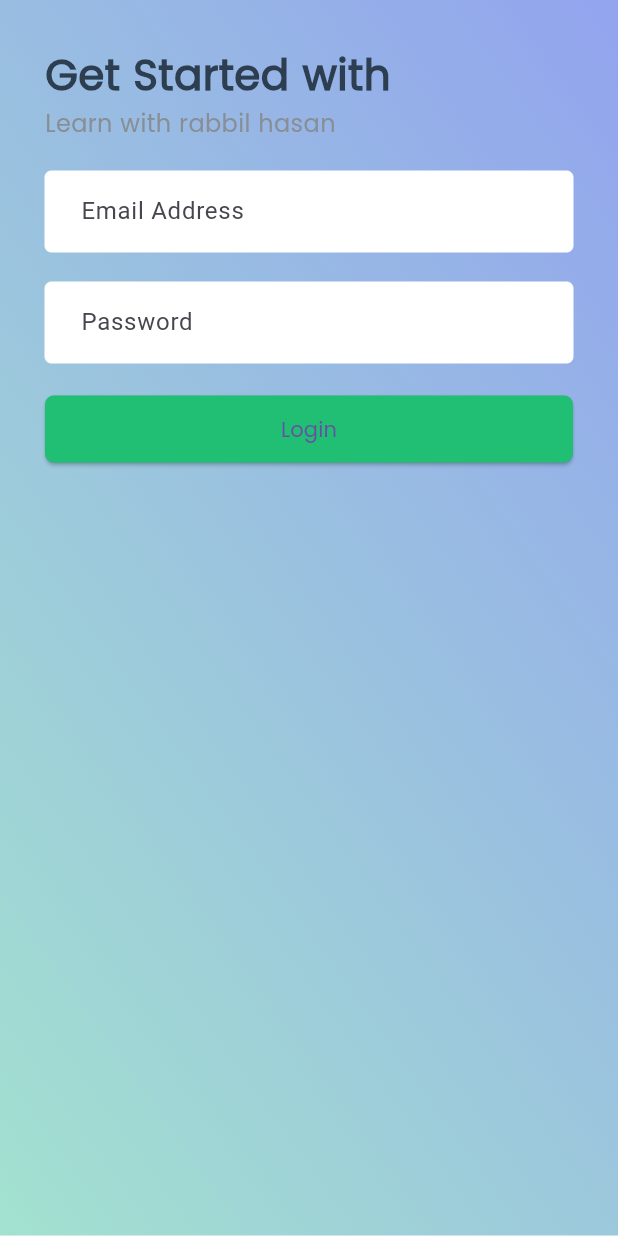
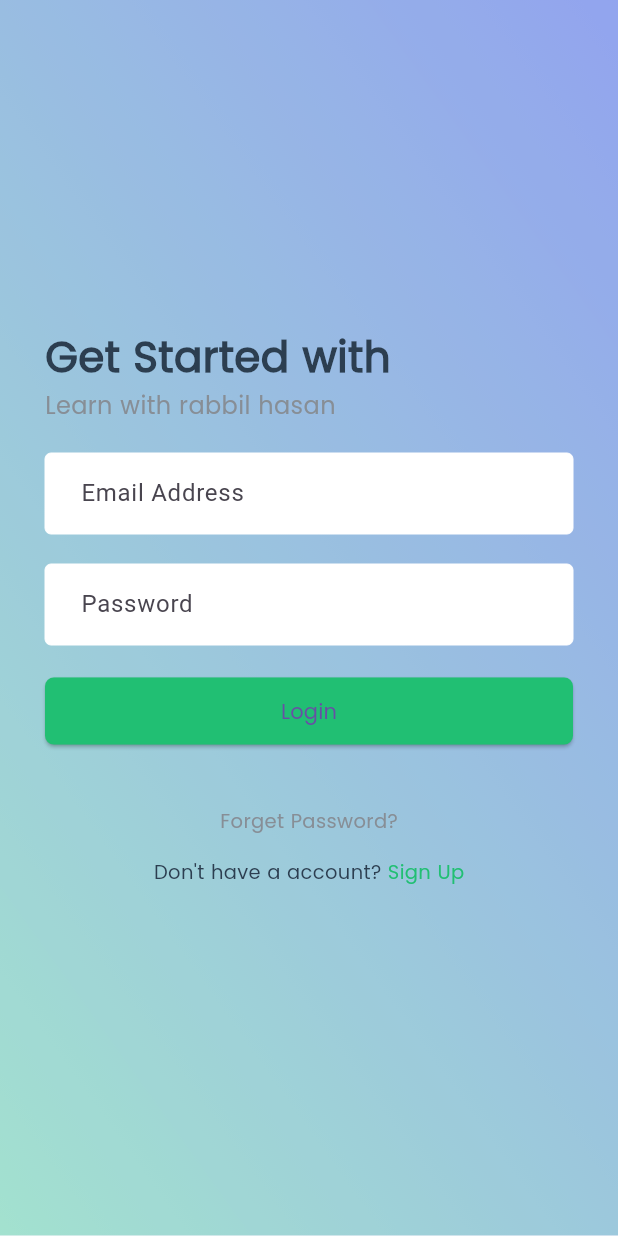
Before and after one commit to tutuldev/flutter-taskmanager, a Flutter app: the screen it shows after launch, on a phone screen of 412 x 824 dp. Run offline on Flutter 3.47's test engine with Material 3 defaults, Android fonts, the phone set to English and light mode, and no system bars; our stand-ins replace flutter_svg, fluttertoast, pin_code_fields, shared_preferences.

Commit message:
got to forget pass and singup page

```diff
--- a/lib/screen/onboarding/loginScreen.dart
+++ b/lib/screen/onboarding/loginScreen.dart
@@ -53,6 +53,7 @@ class _loginScreenState extends State<loginScreen> {
         children: [
           ScreenBackground(context),
           Container(
+            alignment: Alignment.center,
            child: Loading? (Center(child: CircularProgressIndicator())):(SingleChildScrollView(
                padding: EdgeInsets.all(30),
                child: Column(
@@ -86,7 +87,38 @@ class _loginScreenState extends State<loginScreen> {
             onPressed: (){
               FormOnSubmit();
             },
-          ),)
+          ),),
+
+                 SizedBox (height: 20),
+
+                 Container(
+                   alignment: Alignment.center,
+                   child: Column(
+                     children: [
+                       SizedBox(height: 20),
+                       InkWell(
+                         onTap: (){
+                           Navigator.pushNamed(context, "/emailVerification");
+                         },
+                         child: Text('Forget Password?', style: Head7Text(colorLightGray),),
+                       ),
+                       SizedBox(height: 15),
+                       InkWell(
+                         onTap: (){
+                           Navigator.pushNamed(context, "/registration");
+                         },
+                         child: Row(
+                           mainAxisAlignment: MainAxisAlignment.center,
+                           children: [
+                             Text("Don't have a account? ", style: Head7Text(colorDarkBlue)),
+                             Text("Sign Up", style: Head7Text(colorGreen),)
+                           ],
+                         ),
+                       ),
+                       SizedBox(height: 15),
+                     ],
+                   ),
+                 )
         ],
       ),
            )),
--- a/lib/style/style.dart
+++ b/lib/style/style.dart
@@ -41,10 +41,19 @@ TextStyle Head1Text(textColor) {
 }
 TextStyle Head6Text(textColor) {
   return TextStyle(
-  color: textColor,
-  fontSize: 16,
-  fontFamily: 'poppins',
-  fontWeight: FontWeight.w400
+      color: textColor,
+      fontSize: 16,
+      fontFamily: 'poppins',
+      fontWeight: FontWeight.w400
+  );
+}
+
+TextStyle Head7Text(textColor) {
+  return TextStyle(
+      color: textColor,
+      fontSize: 13,
+      fontFamily: 'poppins',
+      fontWeight: FontWeight.w400
   );
 }
 
```
